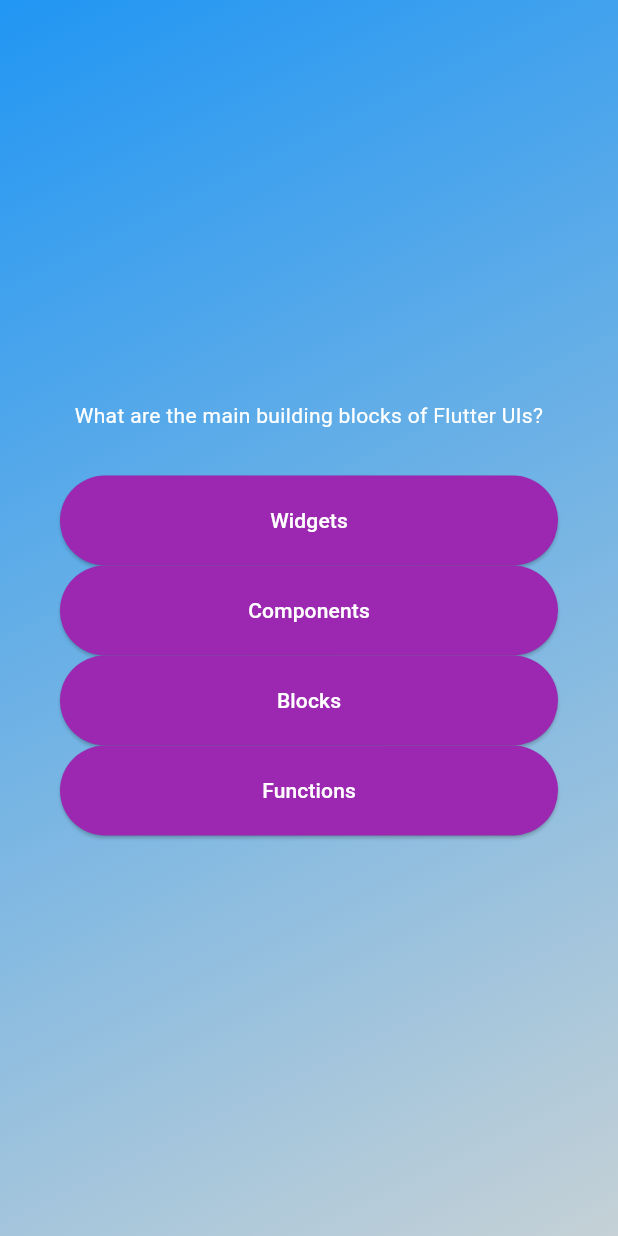
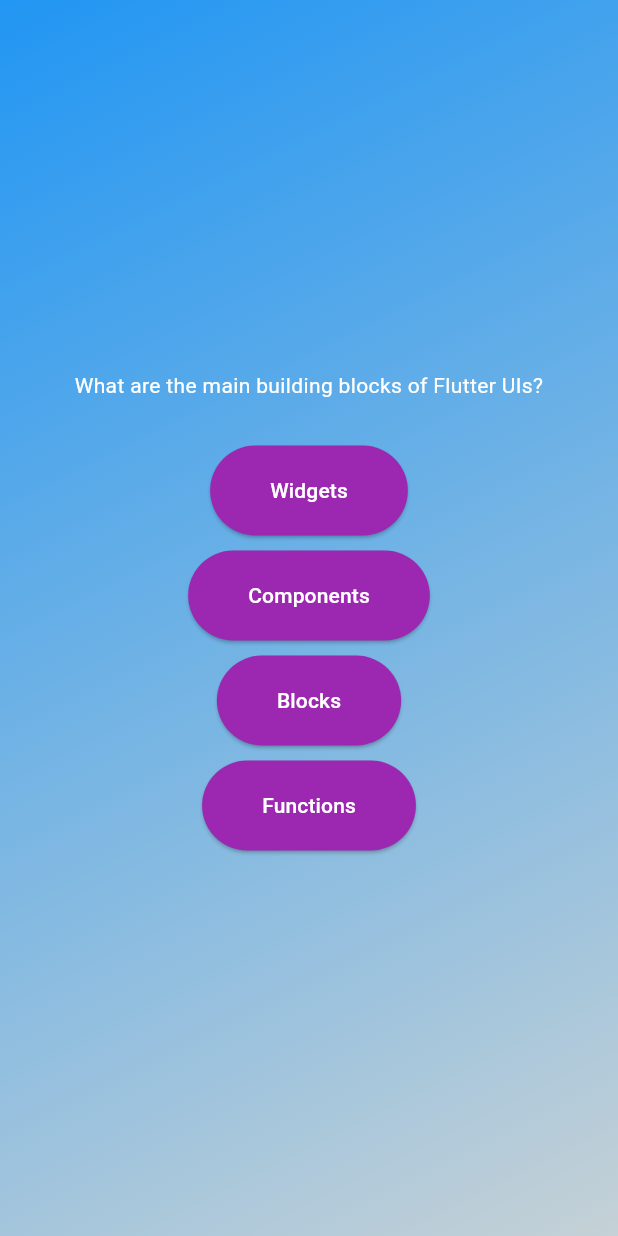
Before and after one commit to maonyanta/udemy-quiz-app, a Flutter app: the screen it shows after launch, after a tap on "Start Quiz", on a phone screen of 412 x 824 dp. Run offline on Flutter 3.47's test engine with Material 3 defaults, Android fonts, the light colour scheme and no system bars.

Commit message:
add mergin between buttonsg

```diff
--- a/lib/answer_button.dart
+++ b/lib/answer_button.dart
@@ -12,7 +12,9 @@
 
   @override
   Widget build(BuildContext context) {
-    return ElevatedButton(
+    return Column(
+      children: [
+        ElevatedButton(
           onPressed: onTap,
           style: ElevatedButton.styleFrom(
               padding: const EdgeInsets.symmetric(
@@ -25,6 +27,9 @@
                 borderRadius: BorderRadius.circular(40),
               )),
           child: Text(answerText),
+        ),
+        const SizedBox(height: 10),
+      ],
     );
   }
 }
--- a/lib/models/quiz_question.dart
+++ b/lib/models/quiz_question.dart
@@ -3,4 +3,5 @@
 
   final String text;
   final List<String> answers;
+
 }
```
Lines whose indentation alone changed are shown as unchanged.
